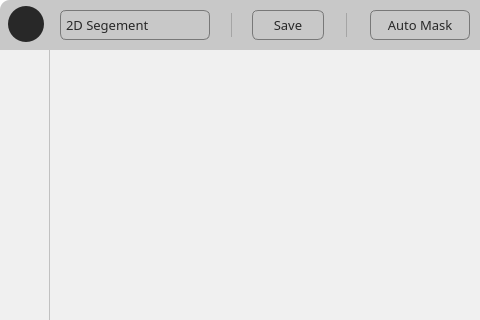
KatouMegumii/easy-to-segment, file main_structure.ui: the form before one commit; both pictures show x 0 to 480 and y 0 to 320 of the 1000 by 600 pixel window.
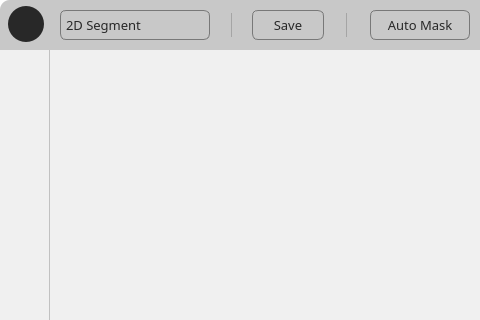
The form after the commit. Icons and pictures are not drawn.

What changed in the file:
```diff
--- a/main_structure.ui
+++ b/main_structure.ui
@@ -165,7 +165,7 @@
      </property>
      <item>
       <property name="text">
-       <string>2D Segement</string>
+       <string>2D Segment</string>
       </property>
       <property name="icon">
        <iconset>
```
Left out of the diff: 18 changed lines with no effect on the pictures.
